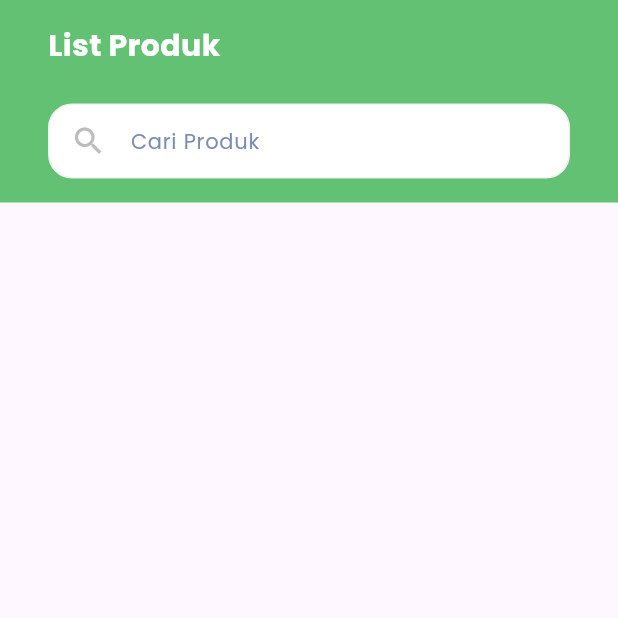
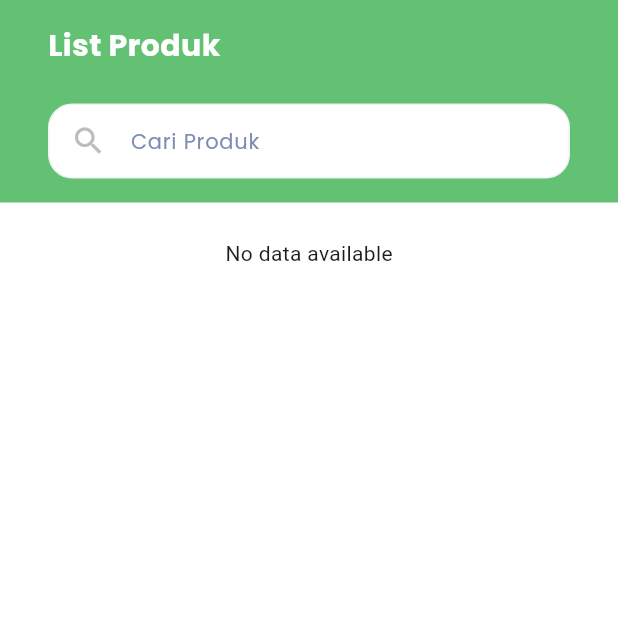
Before and after one commit to pfnazhmi/motion_week7, a Flutter app: the ProductPage screen opened directly, on a phone screen of 412 x 824 dp, the top half of it. Run offline on Flutter 3.47's test engine with Material 3 defaults, Android fonts, the phone set to English and light mode, and no system bars; our stand-ins replace cloud_firestore, firebase_core, get, google_fonts; accounts and stored records are empty.

Commit message:
add: product page

```diff
--- a/lib/controller/c_produk.dart
+++ b/lib/controller/c_produk.dart
@@ -11,14 +11,14 @@ class Produk extends GetxController {
     try {
       QuerySnapshot querySnapshot = await produkCollection.get();
 
-      querySnapshot.docs.forEach((doc) {
+      for (var doc in querySnapshot.docs) {
         ProdukModel produk = ProdukModel(
           image: doc['image'],
           name: doc['nama_produk'],
           status: doc['status'],
         );
         produkList.add(produk);
-      });
+      }
     } catch (e) {
       print('Error: $e');
     }
--- a/lib/main.dart
+++ b/lib/main.dart
@@ -1,8 +1,9 @@
 import 'package:firebase_core/firebase_core.dart';
 import 'package:flutter/material.dart';
 import 'package:motion_week7/pages/navbar.dart';
+import 'package:motion_week7/pages/profile_page.dart';
 
-void main() async {
+Future<void> main() async {
   WidgetsFlutterBinding.ensureInitialized();
   await Firebase.initializeApp();
   runApp(MyApp());
--- a/lib/pages/product_page.dart
+++ b/lib/pages/product_page.dart
@@ -1,19 +1,59 @@
 import 'package:flutter/material.dart';
+import 'package:get/get.dart';
+import 'package:get/get_core/src/get_main.dart';
 import 'package:google_fonts/google_fonts.dart';
-import 'package:motion_week7/config/app_asset.dart';
 import 'package:motion_week7/config/app_color.dart';
-import 'package:motion_week7/pages/change_profile_page.dart';
+import 'package:motion_week7/controller/c_produk.dart';
 
 class ProductPage extends StatelessWidget {
-  const ProductPage({super.key});
+  ProductPage({super.key});
+  final Produk produkController = Get.put(Produk());
 
   @override
   Widget build(BuildContext context) {
     return Scaffold(
+      backgroundColor: Colors.white,
       body: SafeArea(
         child: Column(
           children: [
-            Container(
+            Header(),
+            const SizedBox(
+              height: 24,
+            ),
+            FutureBuilder<List<ProdukModel>>(
+              future: produkController.getProduk(),
+              builder: (context, snapshot) {
+                if (snapshot.connectionState == ConnectionState.waiting) {
+                  return Center(child: CircularProgressIndicator());
+                } else if (snapshot.hasError) {
+                  return Center(child: Text('Error: ${snapshot.error}'));
+                } else if (!snapshot.hasData || snapshot.data!.isEmpty) {
+                  return Center(child: Text('No data available'));
+                } else {
+                  return GridView.builder(
+                    gridDelegate: SliverGridDelegateWithFixedCrossAxisCount(
+                      crossAxisCount: 2,
+                      crossAxisSpacing: 8.0,
+                      mainAxisSpacing: 8.0,
+                    ),
+                    itemCount: snapshot.data!.length,
+                    itemBuilder: (context, index) {
+                      return ProdukCard(
+                        produk: snapshot.data![index],
+                      );
+                    },
+                  );
+                }
+              },
+            ),
+          ],
+        ),
+      ),
+    );
+  }
+
+  Container Header() {
+    return Container(
       width: double.infinity,
       color: AppColor.bgAppBar,
       padding: const EdgeInsets.all(16.0),
@@ -60,8 +100,7 @@ class ProductPage extends StatelessWidget {
                       color: Color(0xFFBDBDBD),
                     ),
                   ),
-                          prefixIconColor:
-                              const Color(0xFF7B8CB5).withOpacity(0.5),
+                  prefixIconColor: const Color(0xFF7B8CB5).withOpacity(0.5),
                   border: InputBorder.none,
                   prefixIconConstraints: const BoxConstraints(
                     minWidth: 12,
@@ -73,10 +112,54 @@ class ProductPage extends StatelessWidget {
           ],
         ),
       ),
+    );
+  }
+}
+
+class ProdukCard extends StatelessWidget {
+  final ProdukModel produk;
+
+  const ProdukCard({required this.produk});
+
+  @override
+  Widget build(BuildContext context) {
+    return Card(
+      elevation: 3,
+      child: Column(
+        crossAxisAlignment: CrossAxisAlignment.start,
+        children: [
+          Image.network(
+            produk.image,
+            fit: BoxFit.cover,
+            height: 120,
+            width: double.infinity,
+          ),
+          Padding(
+            padding: const EdgeInsets.all(8.0),
+            child: Column(
+              crossAxisAlignment: CrossAxisAlignment.start,
+              children: [
+                Text(
+                  produk.name,
+                  style: TextStyle(
+                    fontWeight: FontWeight.bold,
+                    fontSize: 16,
+                  ),
+                ),
+                SizedBox(height: 4),
+                Text(
+                  'Status: ${produk.status}',
+                  style: TextStyle(
+                    color: produk.status == 'Available'
+                        ? Colors.green
+                        : Colors.red,
+                  ),
                 ),
               ],
             ),
           ),
+        ],
+      ),
     );
   }
 }
```
Also changed, not shown: 4 other files. Lines whose indentation alone changed are shown as unchanged.
